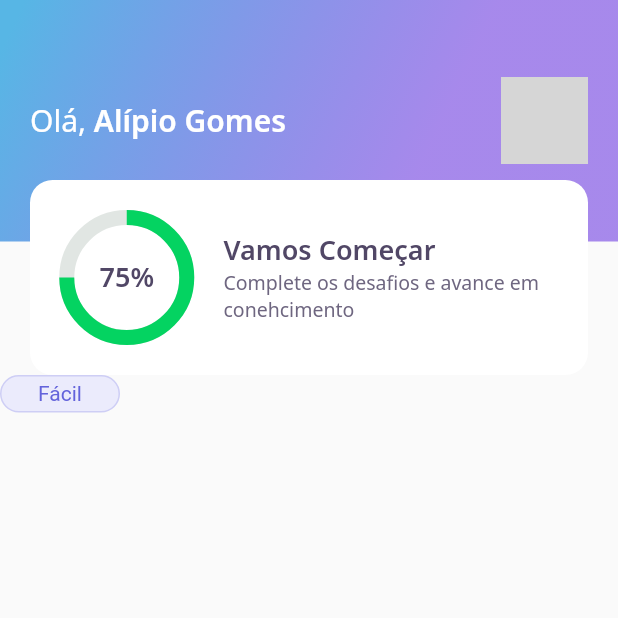
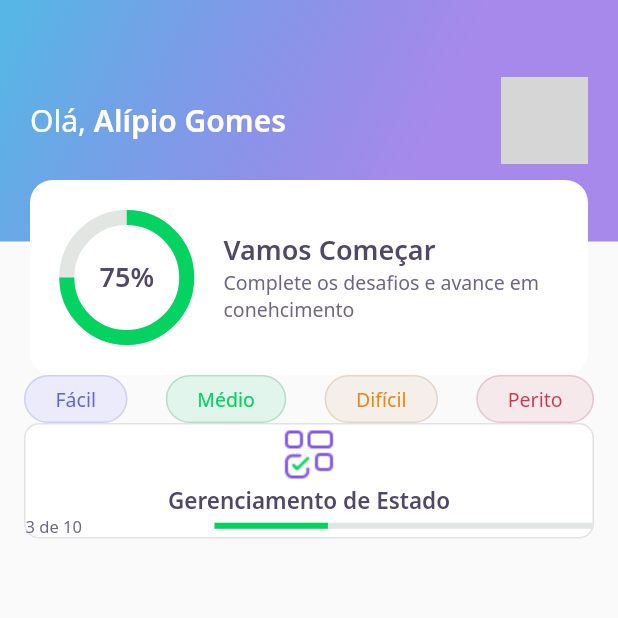
Before and after one commit to AlipioGSF/DevQuizz, a Flutter app: the screen it shows after launch, on a phone screen of 412 x 824 dp, the top half of it. Run offline on Flutter 3.47's test engine with Material 2 defaults, Android fonts, the light colour scheme and no system bars; our stand-ins replace google_fonts; network calls fail; grey boxes are pictures that could not be loaded.

Commit message:
Botoes de level

```diff
--- a/lib/home/home_page.dart
+++ b/lib/home/home_page.dart
@@ -1,5 +1,6 @@
 import 'package:devquizz/home/widgets/appbar/appbar_widget.dart';
 import 'package:devquizz/home/widgets/level_button_widget/level_button_widget.dart';
+import 'package:devquizz/home/widgets/quizz_card/quizz_card_widget.dart';
 import 'package:flutter/material.dart';
 
 class HomePage extends StatefulWidget {
@@ -13,8 +14,21 @@ class _HomePageState extends State<HomePage> {
   @override
   Widget build(BuildContext context) {
     return Scaffold(
-      appBar: AppBarWidget(),
-      body: LevelButtonWidget(),
-    );
+        appBar: AppBarWidget(),
+        body: Padding(
+            padding: const EdgeInsets.symmetric(horizontal: 16),
+            child: Column(
+              children: [
+                Row(
+                    mainAxisAlignment: MainAxisAlignment.spaceBetween,
+                    children: [
+                      LevelButtonWidget(label: "Fácil"),
+                      LevelButtonWidget(label: "Médio"),
+                      LevelButtonWidget(label: "Difícil"),
+                      LevelButtonWidget(label: "Perito")
+                    ]),
+                QuizzCardWidget(),
+              ],
+            )));
   }
 }
--- a/lib/home/widgets/level_button_widget/level_button_widget.dart
+++ b/lib/home/widgets/level_button_widget/level_button_widget.dart
@@ -1,24 +1,52 @@
 import 'package:devquizz/core/core.dart';
 import 'package:flutter/widgets.dart';
+import 'package:google_fonts/google_fonts.dart';
 
 class LevelButtonWidget extends StatelessWidget {
-  const LevelButtonWidget({Key? key}) : super(key: key);
+  final String label;
+  LevelButtonWidget({Key? key, required this.label})
+      : assert(["Fácil", "Médio", "Difícil", "Perito"].contains(label)),
+        super(key: key);
+
+  final config = {
+    "Fácil": {
+      "color": AppColors.levelButtonFacil,
+      "borderColor": AppColors.levelButtonBorderFacil,
+      "fontColor": AppColors.levelButtonTextFacil
+    },
+    "Médio": {
+      "color": AppColors.levelButtonMedio,
+      "borderColor": AppColors.levelButtonBorderMedio,
+      "fontColor": AppColors.levelButtonTextMedio
+    },
+    "Difícil": {
+      "color": AppColors.levelButtonDificil,
+      "borderColor": AppColors.levelButtonBorderDificil,
+      "fontColor": AppColors.levelButtonTextDificil
+    },
+    "Perito": {
+      "color": AppColors.levelButtonPerito,
+      "borderColor": AppColors.levelButtonBorderPerito,
+      "fontColor": AppColors.levelButtonTextPerito
+    },
+  };
+
+  Color get color => config[label]!['color']!;
+  Color get borderColor => config[label]!['borderColor']!;
+  Color get fontColor => config[label]!['fontColor']!;
 
   @override
   Widget build(BuildContext context) {
     return Container(
-        height: 25,
-        width: 80,
         decoration: BoxDecoration(
-            color: AppColors.levelButtonFacil,
-            border: Border.fromBorderSide(
-                BorderSide(color: AppColors.levelButtonBorderFacil)),
+            color: color,
+            border: Border.fromBorderSide(BorderSide(color: borderColor)),
             borderRadius: BorderRadius.circular(28)),
-        padding: const EdgeInsets.symmetric(horizontal: 3),
-        child: Center(
+        child: Padding(
+            padding: const EdgeInsets.symmetric(horizontal: 20, vertical: 6),
             child: Text(
-          "Fácil",
-          style: TextStyle(color: AppColors.levelButtonTextFacil),
-        )));
+              label,
+              style: GoogleFonts.notoSans(color: fontColor, fontSize: 13),
+            )));
   }
 }
--- /dev/null
+++ b/lib/home/widgets/quizz_card/quizz_card_widget.dart
@@ -0,0 +1,47 @@
+import 'package:devquizz/core/app_colors.dart';
+import 'package:devquizz/core/app_images.dart';
+import 'package:devquizz/core/app_text_styles.dart';
+import 'package:flutter/material.dart';
+
+class QuizzCardWidget extends StatelessWidget {
+  const QuizzCardWidget({Key? key}) : super(key: key);
+
+  @override
+  Widget build(BuildContext context) {
+    return Container(
+      decoration: BoxDecoration(
+          border: Border.fromBorderSide(BorderSide(color: AppColors.border)),
+          color: Colors.white,
+          borderRadius: BorderRadius.circular(10)),
+      child: Column(children: [
+        Container(
+          height: 40,
+          width: 40,
+          child: Image.asset(AppImages.blocks),
+        ),
+        Text(
+          "Gerenciamento de Estado",
+          style: AppTextStyles.heading15,
+        ),
+        Row(
+          children: [
+            Expanded(
+                flex: 1,
+                child: Text(
+                  "3 de 10",
+                  style: AppTextStyles.body11,
+                )),
+            Expanded(
+                flex: 2,
+                child: LinearProgressIndicator(
+                  value: 0.3,
+                  backgroundColor: AppColors.chartSecondary,
+                  valueColor:
+                      AlwaysStoppedAnimation<Color>(AppColors.chartPrimary),
+                ))
+          ],
+        )
+      ]),
+    );
+  }
+}
```
